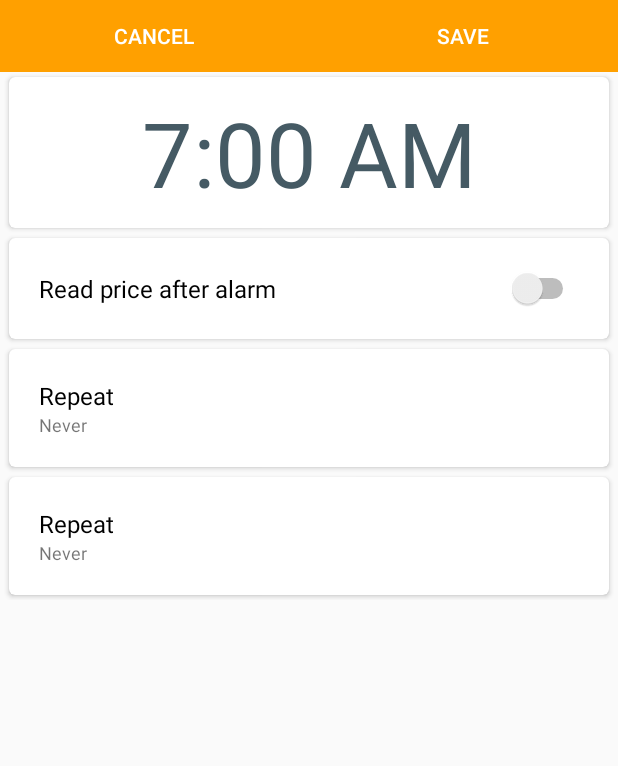
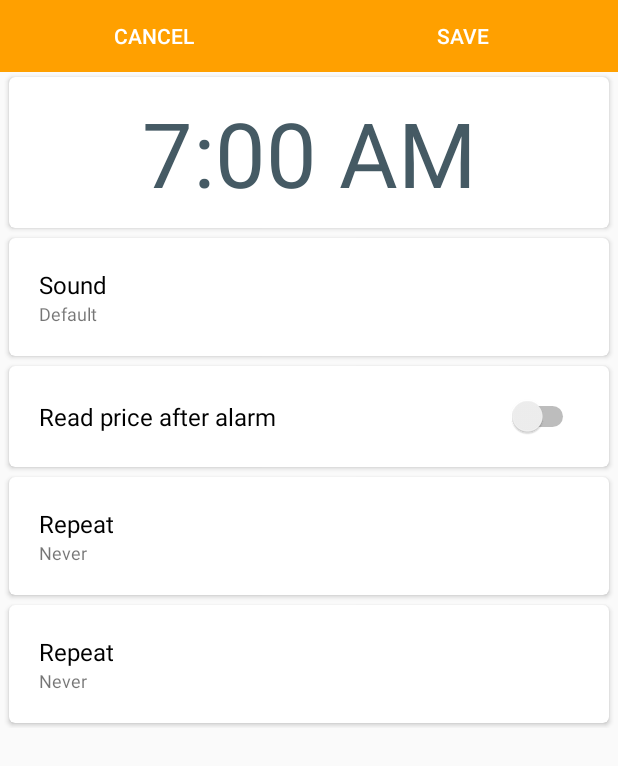
Before and after one commit to samhogan/bitcoin-alarm, an Android app: the AlarmSettingsActivity screen opened directly, with no data from a screen before it, on a phone screen of 412 x 824 dp. Shown: the top 766 px of the screen. Run offline under Robolectric (Android 15) with nearby library versions, the phone set to English and light mode, and no system bars.

Commit message:
sounds play in sound picker

```diff
--- a/app/src/main/java/com/samhgames/bitcoinalarm/AlarmSettingsActivity.java
+++ b/app/src/main/java/com/samhgames/bitcoinalarm/AlarmSettingsActivity.java
@@ -149,6 +149,9 @@ public class AlarmSettingsActivity extends AppCompatActivity
             }
         });
 
+
+
+
     }
 
 
--- a/app/src/main/res/layout/activity_alarm_settings2.xml
+++ b/app/src/main/res/layout/activity_alarm_settings2.xml
@@ -61,6 +61,7 @@
 
             </android.support.v7.widget.CardView>-->
 
+
             <android.support.v7.widget.CardView
                 android:id="@+id/time_card"
                 style="@style/SettingsCard">
@@ -74,6 +75,36 @@
                     android:textSize="60sp"
                     android:gravity="center"
                     android:textColor="@color/colorAccent"/>
+
+            </android.support.v7.widget.CardView>
+
+            <android.support.v7.widget.CardView
+                android:id="@+id/sound_card"
+                style="@style/SettingsCard">
+
+                <LinearLayout
+                    android:layout_width="match_parent"
+                    android:layout_height="wrap_content"
+                    android:orientation="vertical"
+                    android:padding="20dp">
+
+
+                    <TextView
+                        android:layout_width="wrap_content"
+                        android:layout_height="wrap_content"
+                        android:layout_weight="1"
+                        android:textSize="16sp"
+                        android:textColor="#000"
+                        android:text="Sound" />
+
+                    <TextView
+                        android:id="@+id/sound_text"
+                        android:layout_width="wrap_content"
+                        android:layout_height="wrap_content"
+                        android:layout_weight="1"
+                        android:textSize="12sp"
+                        android:text="Default" />
+                </LinearLayout>
 
             </android.support.v7.widget.CardView>
 
```
Also changed, not shown: app/src/main/java/com/samhgames/bitcoinalarm/SoundPicker.java (+45 -0 lines), app/src/main/res/layout/activity_sound_picker.xml (+0 -18 lines).
